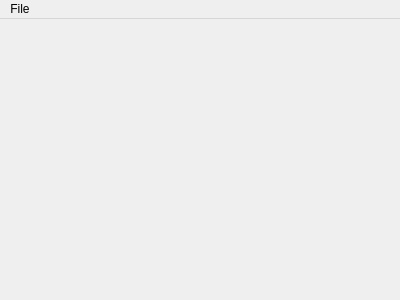
Old version of the form modelviewer.ui in the repository reybar/3DModelViewer.
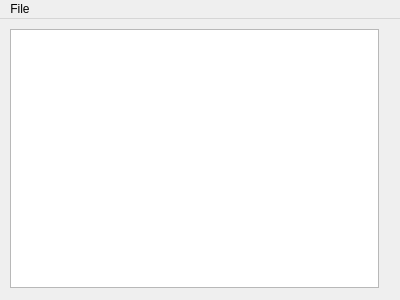
New version of the form.

Diff of the .ui file:
```diff
--- a/modelviewer.ui
+++ b/modelviewer.ui
@@ -13,7 +13,27 @@
   <property name="windowTitle">
    <string>ModelViewer</string>
   </property>
-  <widget class="QWidget" name="centralWidget"/>
+  <widget class="QWidget" name="centralWidget">
+   <widget class="QWidget" name="verticalLayoutWidget">
+    <property name="geometry">
+     <rect>
+      <x>-1</x>
+      <y>-1</y>
+      <width>391</width>
+      <height>281</height>
+     </rect>
+    </property>
+    <layout class="QVBoxLayout" name="verticalLayout">
+     <item>
+      <widget class="QTextEdit" name="textEdit">
+       <property name="enabled">
+        <bool>true</bool>
+       </property>
+      </widget>
+     </item>
+    </layout>
+   </widget>
+  </widget>
   <widget class="QMenuBar" name="menuBar">
    <property name="geometry">
     <rect>
```
